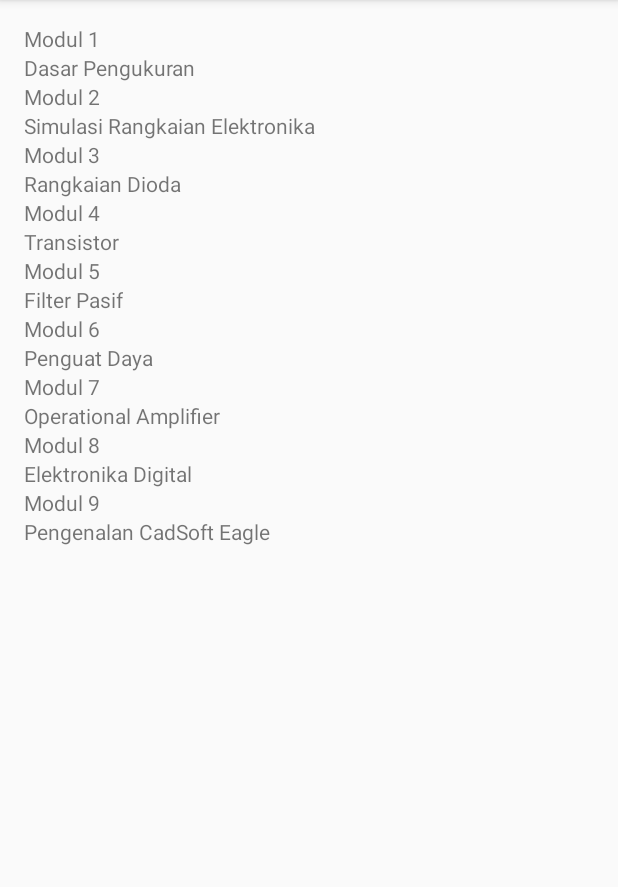
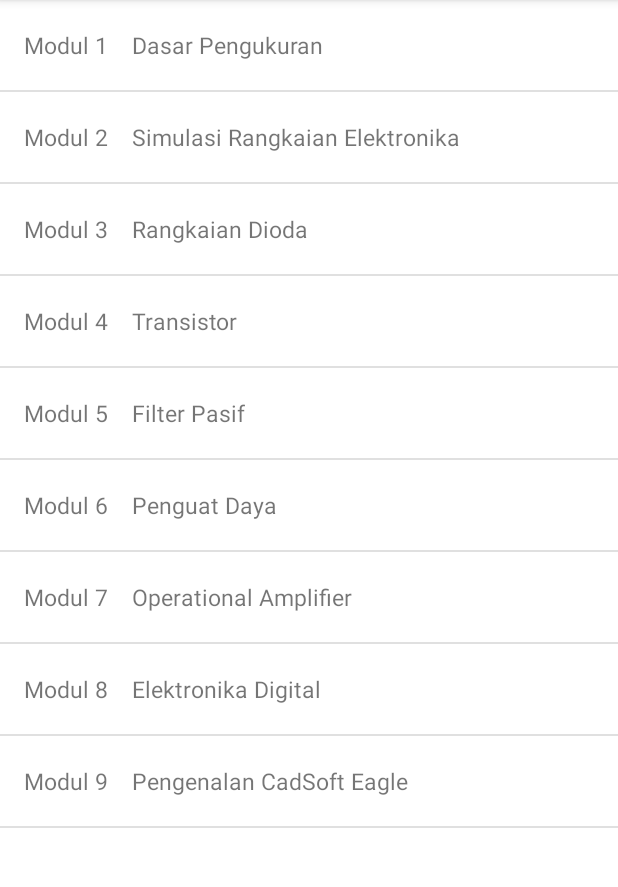
Before and after one commit to fadhmuhammad/Praktikum-Elektronika, an Android app: the screen it shows after launch (MainActivity), on a phone screen of 412 x 824 dp, the part 84-971 px from its top. Run offline under Robolectric (Android 15) with nearby library versions, the phone set to English and light mode, and no system bars.

Commit message:
Using listview instead of recyclerview

```diff
--- a/app/src/main/java/xyz/fadh/praktikumelektronika/MainActivity.java
+++ b/app/src/main/java/xyz/fadh/praktikumelektronika/MainActivity.java
@@ -4,23 +4,32 @@ import android.support.v7.app.AppCompatActivity;
 import android.os.Bundle;
 import android.support.v7.widget.LinearLayoutManager;
 import android.support.v7.widget.RecyclerView;
+import android.widget.ArrayAdapter;
+import android.widget.ListView;
 
 import java.util.ArrayList;
 
 public class MainActivity extends AppCompatActivity {
-
-    ArrayList<Module> modules;
 
     @Override
     protected void onCreate(Bundle savedInstanceState) {
         super.onCreate(savedInstanceState);
         setContentView(R.layout.activity_main);
 
-        RecyclerView rvModules = (RecyclerView) findViewById(R.id.rvModule);
+        ArrayList<Module> modules = new ArrayList<Module>();
+        ModuleAdapter adapter = new ModuleAdapter(this, modules);
 
-        modules = Module.createModuleList();
-        ModuleAdapter adapter = new ModuleAdapter(this, modules);
-        rvModules.setAdapter(adapter);
-        rvModules.setLayoutManager(new LinearLayoutManager(this));
+        adapter.add(new Module(1,"Dasar Pengukuran"));
+        adapter.add(new Module(2,"Simulasi Rangkaian Elektronika"));
+        adapter.add(new Module(3,"Rangkaian Dioda"));
+        adapter.add(new Module(4,"Transistor"));
+        adapter.add(new Module(5,"Filter Pasif"));
+        adapter.add(new Module(6,"Penguat Daya"));
+        adapter.add(new Module(7,"Operational Amplifier"));
+        adapter.add(new Module(8,"Elektronika Digital"));
+        adapter.add(new Module(9,"Pengenalan CadSoft Eagle"));
+
+        ListView listView =  (ListView) findViewById(R.id.lvModule);
+        listView.setAdapter(adapter);
     }
 }
--- a/app/src/main/java/xyz/fadh/praktikumelektronika/Module.java
+++ b/app/src/main/java/xyz/fadh/praktikumelektronika/Module.java
@@ -13,26 +13,4 @@ public class Module {
         this.number = no;
         this.name = title;
     }
-
-    public int getNumber(){
-        return number;
-    }
-    public String getName(){
-        return name;
-    }
-
-    public static ArrayList<Module> createModuleList(){
-        ArrayList<Module> modules = new ArrayList<Module>();
-        modules.add(new Module(1,"Dasar Pengukuran"));
-        modules.add(new Module(2,"Simulasi Rangkaian Elektronika"));
-        modules.add(new Module(3,"Rangkaian Dioda"));
-        modules.add(new Module(4,"Transistor"));
-        modules.add(new Module(5,"Filter Pasif"));
-        modules.add(new Module(6,"Penguat Daya"));
-        modules.add(new Module(7,"Operational Amplifier"));
-        modules.add(new Module(8,"Elektronika Digital"));
-        modules.add(new Module(9,"Pengenalan CadSoft Eagle"));
-
-        return modules;
-    }
 }
--- a/app/src/main/java/xyz/fadh/praktikumelektronika/ModuleAdapter.java
+++ b/app/src/main/java/xyz/fadh/praktikumelektronika/ModuleAdapter.java
@@ -15,56 +15,24 @@ import java.util.List;
  * Created by fadhl on 8/27/2016.
  * Tutorial : http://guides.codepath.com/android/Using-the-RecyclerView
  */
-public class ModuleAdapter extends
-        RecyclerView.Adapter<ModuleAdapter.ViewHolder> {
-
-    public static class ViewHolder extends RecyclerView.ViewHolder {
-        public TextView tvNumber;
-        public TextView tvName;
-
-        public ViewHolder(View itemView) {
-            super(itemView);
-
-            tvNumber = (TextView) itemView.findViewById(R.id.tvNumber);
-            tvName = (TextView) itemView.findViewById(R.id.tvName);
-        }
-    }
-
-    private List<Module> mModules;
-    private Context mContext;
-
-    public ModuleAdapter(Context context, List<Module> modules) {
-        mModules = modules;
-        mContext = context;
-    }
-
-    private Context getmContext() {
-        return mContext;
+public class ModuleAdapter extends ArrayAdapter<Module> {
+    public ModuleAdapter(Context context, ArrayList<Module> modules) {
+        super(context, 0, modules);
     }
 
     @Override
-    public ModuleAdapter.ViewHolder onCreateViewHolder(ViewGroup parent, int viewType){
-        Context context = parent.getContext();
-        LayoutInflater inflater = LayoutInflater.from(context);
+    public View getView(int position, View convertView, ViewGroup parent) {
+        Module module = getItem(position);
+        if (convertView == null) {
+            convertView = LayoutInflater.from(getContext()).inflate(R.layout.item_module, parent, false);
+        }
 
-        View moduleView = inflater.inflate(R.layout.item_module, parent, false);
+        TextView tvNumber = (TextView) convertView.findViewById(R.id.tvNumber);
+        TextView tvName = (TextView) convertView.findViewById(R.id.tvName);
 
-        ViewHolder viewHolder = new ViewHolder(moduleView);
-        return viewHolder;
-    }
+        tvNumber.setText("Modul " + module.number);
+        tvName.setText(module.name);
 
-    @Override
-    public void onBindViewHolder(ModuleAdapter.ViewHolder viewHolder, int position){
-        Module module = mModules.get(position);
-
-        TextView noTextView = viewHolder.tvNumber;
-        noTextView.setText("Modul " + module.getNumber());
-        TextView nameTextView = viewHolder.tvName;
-        nameTextView.setText(module.getName());
-    }
-
-    @Override
-    public  int getItemCount(){
-        return  mModules.size();
+        return convertView;
     }
 }
--- a/app/src/main/res/layout/activity_main.xml
+++ b/app/src/main/res/layout/activity_main.xml
@@ -3,14 +3,11 @@
     xmlns:tools="http://schemas.android.com/tools"
     android:layout_width="match_parent"
     android:layout_height="match_parent"
-    android:paddingBottom="@dimen/activity_vertical_margin"
-    android:paddingLeft="@dimen/activity_horizontal_margin"
-    android:paddingRight="@dimen/activity_horizontal_margin"
-    android:paddingTop="@dimen/activity_vertical_margin"
-    tools:context="xyz.fadh.praktikumelektronika.MainActivity">
+    tools:context="xyz.fadh.praktikumelektronika.MainActivity"
+    android:background="#ffffff">
 
-    <android.support.v7.widget.RecyclerView
-        android:id="@+id/rvModule"
+    <ListView
+        android:id="@+id/lvModule"
         android:layout_width="match_parent"
         android:layout_height="match_parent"/>
 </RelativeLayout>
--- a/app/src/main/res/layout/item_module.xml
+++ b/app/src/main/res/layout/item_module.xml
@@ -1,15 +1,25 @@
 <?xml version="1.0" encoding="utf-8"?>
-<LinearLayout xmlns:android="http://schemas.android.com/apk/res/android"
-    android:orientation="vertical" android:layout_width="match_parent"
-    android:layout_height="wrap_content">
+<RelativeLayout xmlns:android="http://schemas.android.com/apk/res/android"
+    android:orientation="vertical"
+    android:layout_width="match_parent"
+    android:layout_height="60dp"
+    android:layout_margin="@dimen/activity_vertical_margin">
+
     <TextView
         android:id="@+id/tvNumber"
+        android:layout_centerVertical="true"
+        android:layout_marginRight="@dimen/activity_horizontal_margin"
+        android:layout_marginLeft="@dimen/activity_horizontal_margin"
+        android:textSize="15dp"
         android:layout_width="wrap_content"
         android:layout_height="wrap_content"
         android:text="No" />
     <TextView
         android:id="@+id/tvName"
+        android:layout_toRightOf="@id/tvNumber"
+        android:layout_centerVertical="true"
+        android:textSize="15dp"
         android:layout_width="wrap_content"
         android:layout_height="wrap_content"
         android:text="Name" />
-</LinearLayout>
+</RelativeLayout>
```
